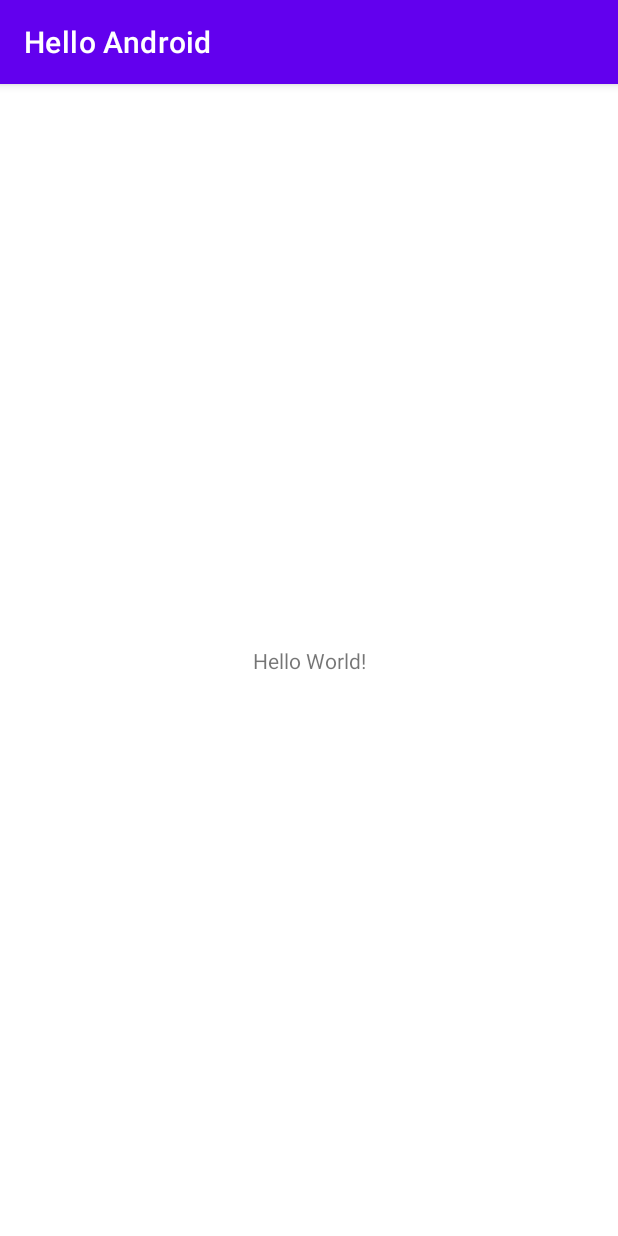
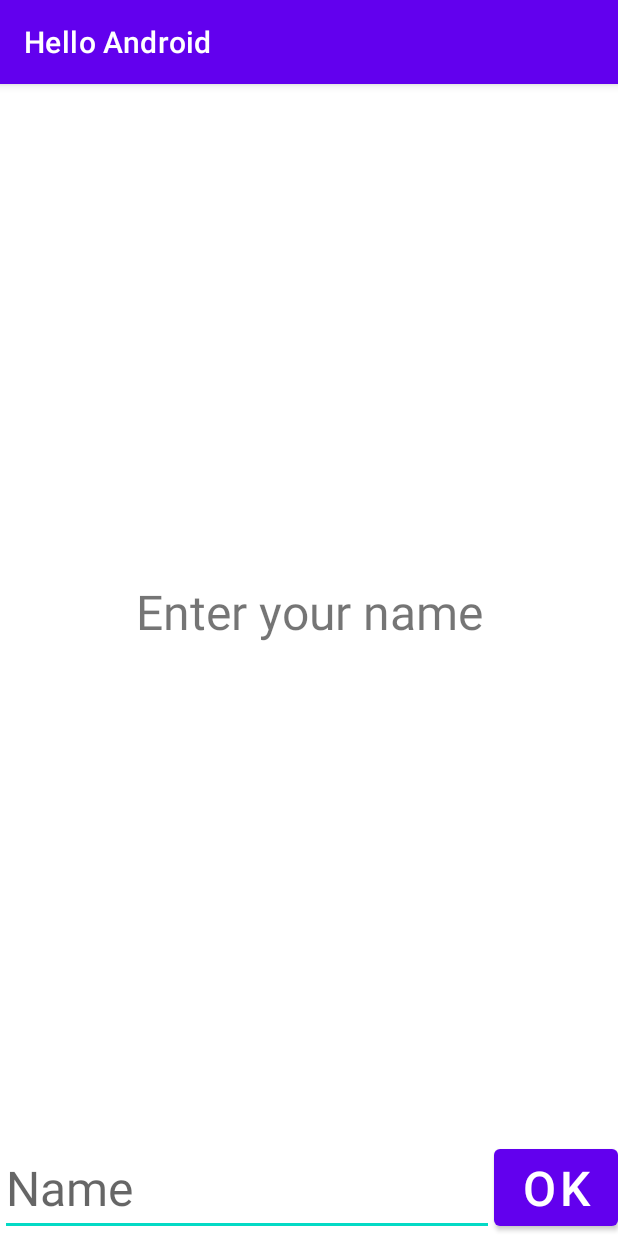
Before and after one commit to 1-TantanTanTakatan/sdl.HelloAndroid, an Android app: the screen it shows after launch (MainActivity), on a phone screen of 412 x 824 dp. Run offline under Robolectric (Android 15) with nearby library versions, the phone set to English and light mode, and no system bars.

Commit message:
課題01-2

```diff
--- a/app/src/main/java/sdl/helloandroid/MainActivity.java
+++ b/app/src/main/java/sdl/helloandroid/MainActivity.java
@@ -1,14 +1,25 @@
 package sdl.helloandroid;
 
-import androidx.appcompat.app.AppCompatActivity;
-
-import android.os.Bundle;
+import androidx.appcompat.app.AppCompatActivity; import android.os.Bundle;
+import android.view.View;
+import android.widget.EditText;
+import android.widget.TextView;
 
 public class MainActivity extends AppCompatActivity {
+    private TextView outputView;
+    private EditText inputName;
 
     @Override
     protected void onCreate(Bundle savedInstanceState) {
         super.onCreate(savedInstanceState);
         setContentView(R.layout.activity_main);
+        outputView = findViewById(R.id.output_view);
+        inputName = findViewById(R.id.input_name);
+    }
+
+    public void greet(View v) {
+        String name = inputName.getText().toString().trim(); if (name.length() > 0) {
+            outputView.setText("Hello " + name + "!\nNice to see you!");
+        }
     }
 }
--- a/app/src/main/res/layout/activity_main.xml
+++ b/app/src/main/res/layout/activity_main.xml
@@ -1,18 +1,33 @@
 <?xml version="1.0" encoding="utf-8"?>
-<androidx.constraintlayout.widget.ConstraintLayout xmlns:android="http://schemas.android.com/apk/res/android"
-    xmlns:app="http://schemas.android.com/apk/res-auto"
-    xmlns:tools="http://schemas.android.com/tools"
-    android:layout_width="match_parent"
-    android:layout_height="match_parent"
-    tools:context=".MainActivity">
-
+<LinearLayout xmlns:android="http://schemas.android.com/apk/res/android"
+    xmlns:tools="http://schemas.android.com/tools" android:layout_width="match_parent" android:layout_height="match_parent" android:orientation="vertical" tools:context=".MainActivity">
     <TextView
-        android:layout_width="wrap_content"
+        android:id="@+id/output_view"
+        android:layout_width="match_parent"
+        android:layout_height="0dp"
+        android:layout_weight="1"
+        android:gravity="center"
+        android:textSize="32sp"
+        android:text="Enter your name" />
+    <LinearLayout
+        android:layout_width="match_parent"
         android:layout_height="wrap_content"
-        android:text="Hello World!"
-        app:layout_constraintBottom_toBottomOf="parent"
-        app:layout_constraintLeft_toLeftOf="parent"
-        app:layout_constraintRight_toRightOf="parent"
-        app:layout_constraintTop_toTopOf="parent" />
-
-</androidx.constraintlayout.widget.ConstraintLayout>
+        android:orientation="horizontal">
+        <EditText
+            android:id="@+id/input_name"
+            android:layout_width="0dp"
+            android:layout_height="wrap_content"
+            android:layout_weight="4"
+            android:inputType="textPersonName"
+            android:textSize="32sp"
+            android:hint="Name" />
+        <Button
+            android:id="@+id/ok_button"
+            android:layout_width="0dp"
+            android:layout_height="wrap_content"
+            android:layout_weight="1"
+            android:textSize="32sp"
+            android:text="OK"
+            android:onClick="greet" />
+    </LinearLayout>
+</LinearLayout>
```
